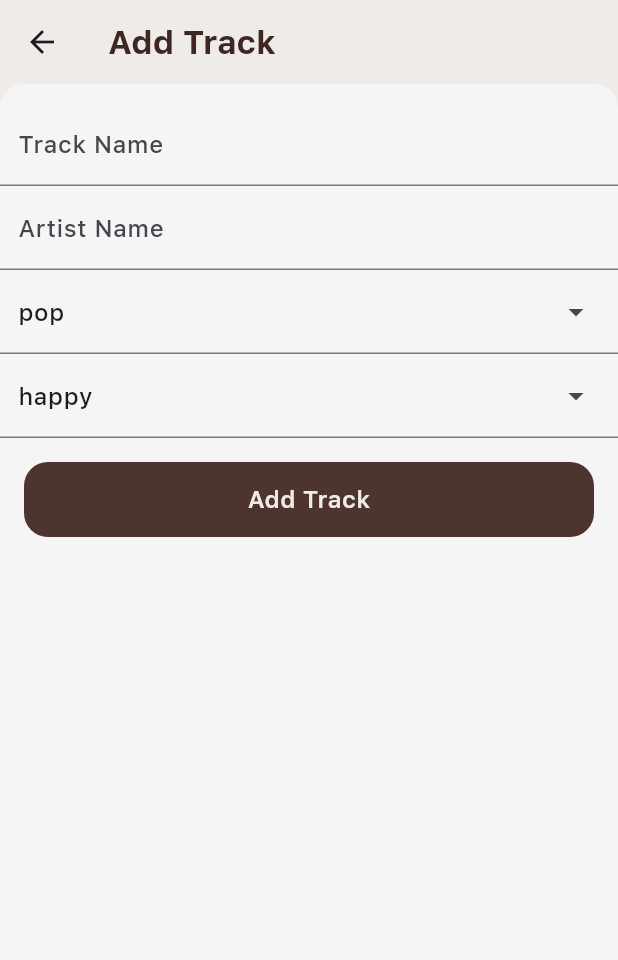
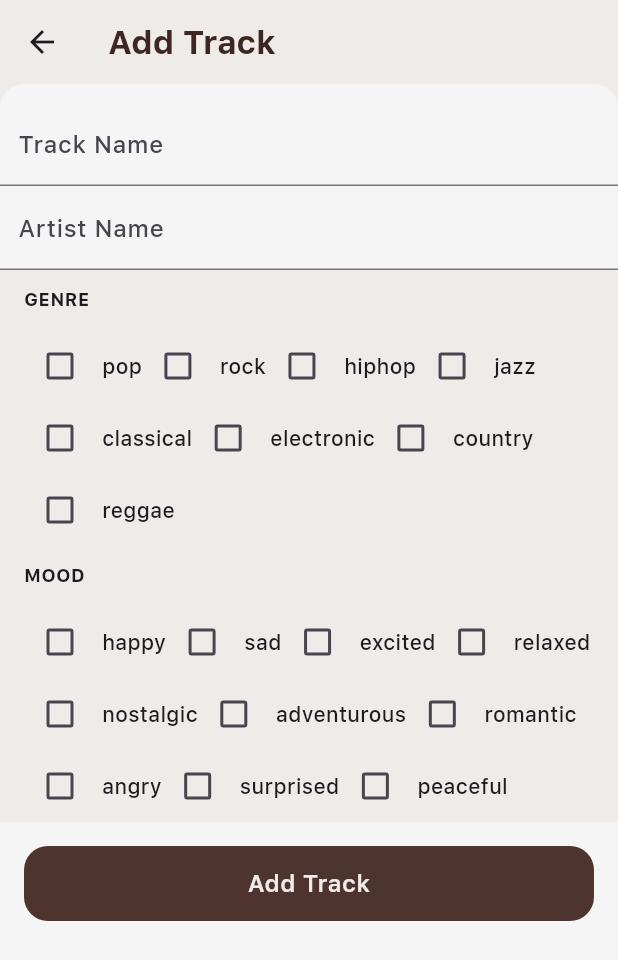
Before and after one commit to Ronak99/tuneinsta, a Flutter app: the AddTrackPage screen opened directly with empty values, on a phone screen of 412 x 824 dp. Shown: the top 960 px of the screen. Run offline on Flutter 3.47's test engine with Material 3 defaults, Android fonts, the phone set to English and light mode, and no system bars; our stand-ins replace bloc, cached_network_image, cloud_firestore, cloud_functions, easy_debounce, file_picker and 12 more; missing offline and left inert: appinio_social_share; accounts and stored records are empty; statements that could not run were skipped.

```diff
--- a/lib/models/song/Song.dart
+++ b/lib/models/song/Song.dart
@@ -14,8 +14,8 @@ class Song with _$Song {
     @JsonKey(name: "artist_name") required String artistName,
     required String image,
     @JsonKey(name: "preview_url") required String previewUrl,
-    required Mood mood,
-    required Genre genre,
+    required List<Mood> mood,
+    required List<Genre> genre,
     @JsonKey(name: "added_on") required int addedOn,
   }) = _Song;
   factory Song.fromJson(Map<String, dynamic> json) => _$SongFromJson(json);
--- a/lib/ui/add/master.dart
+++ b/lib/ui/add/master.dart
@@ -1,6 +1,7 @@
 import 'package:app/models/song/Song.dart';
 import 'package:app/route_generator.dart';
 import 'package:app/services/db_service.dart';
+import 'package:app/ui/add/widgets/custom_selector.dart';
 import 'package:app/ui/widgets/custom_scaffold.dart';
 import 'package:app/utils/enums.dart';
 import 'package:app/utils/routes.dart';
@@ -24,8 +25,12 @@ class AddTrackPage extends StatefulWidget {
 }
 
 class _AddTrackPageState extends State<AddTrackPage> {
-  late Mood mood;
-  late Genre genre;
+  late List<Mood> moodList;
+  late List<Genre> genreList;
+
+  late Mood selectedMood;
+  late Genre selectedGenre;
+
   late String title;
   late String artistName;
 
@@ -37,8 +42,12 @@ class _AddTrackPageState extends State<AddTrackPage> {
   void initState() {
     super.initState();
 
-    mood = widget.addTrackPageParams.song.mood;
-    genre = widget.addTrackPageParams.song.genre;
+    moodList = List.from(widget.addTrackPageParams.song.mood);
+    selectedMood = widget.addTrackPageParams.song.mood.first;
+
+    genreList = List.from(widget.addTrackPageParams.song.genre);
+    selectedGenre = widget.addTrackPageParams.song.genre.first;
+
     title = widget.addTrackPageParams.song.title;
     artistName = widget.addTrackPageParams.song.artistName;
   }
@@ -71,38 +80,37 @@ class _AddTrackPageState extends State<AddTrackPage> {
                   hintText: "Artist Name",
                 ),
               ),
-              DropdownMenu<Genre>(
-                width: MediaQuery.of(context).size.width,
-                initialSelection: genre,
-                dropdownMenuEntries:
-                    Genre.values.map<DropdownMenuEntry<Genre>>((Genre value) {
-                  return DropdownMenuEntry<Genre>(
-                    value: value,
-                    label: value.name,
-                    // child: Text(value.toString().split('.').last.toUpperCase()),
-                  );
-                }).toList(),
-                onSelected: (Genre? selectedGenre) {
+              CustomSelector<Genre>(
+                allItems: Genre.values,
+                label: 'GENRE',
+                onAdd: (genre)  {
                   setState(() {
-                    genre = selectedGenre!;
+                    genreList.add(genre);
                   });
                 },
-              ),
-              DropdownMenu<Mood>(
-                width: double.infinity,
-                initialSelection: mood,
-                dropdownMenuEntries:
-                    Mood.values.map<DropdownMenuEntry<Mood>>((Mood value) {
-                  return DropdownMenuEntry<Mood>(
-                    value: value,
-                    label: value.name,
-                  );
-                }).toList(),
-                onSelected: (Mood? selectedMood) {
+                onRemove: (genre) {
                   setState(() {
-                    mood = selectedMood!;
+                    genreList.remove(genre);
                   });
                 },
+                selectedItems: genreList,
+                getLabel: (genre) => genre.name,
+              ),
+              CustomSelector<Mood>(
+                allItems: Mood.values,
+                selectedItems: moodList,
+                label: 'MOOD',
+                onAdd: (mood)  {
+                  setState(() {
+                    moodList.add(mood);
+                  });
+                },
+                onRemove: (mood) {
+                  setState(() {
+                    moodList.remove(mood);
+                  });
+                },
+                getLabel: (mood) => mood.name,
               ),
               const SizedBox(height: 16),
               Padding(
@@ -119,8 +127,8 @@ class _AddTrackPageState extends State<AddTrackPage> {
                     final song = widget.addTrackPageParams.song.copyWith(
                       addedOn: DateTime.now().millisecondsSinceEpoch,
                       artistName: artistName,
-                      genre: genre,
-                      mood: mood,
+                      genre: genreList,
+                      mood: moodList,
                       title: title,
                     );
 
--- /dev/null
+++ b/lib/ui/add/widgets/custom_selector.dart
@@ -0,0 +1,65 @@
+import 'package:flutter/material.dart';
+
+class CustomSelector<T> extends StatelessWidget {
+  final String label;
+  final List<T> selectedItems;
+  final List<T> allItems;
+  final String Function(T item) getLabel;
+  final void Function(T item) onAdd;
+  final void Function(T item) onRemove;
+
+  const CustomSelector({
+    super.key,
+    required this.label,
+    required this.selectedItems,
+    required this.allItems,
+    required this.getLabel,
+    required this.onAdd,
+    required this.onRemove,
+  });
+
+  @override
+  Widget build(BuildContext context) {
+    return Container(
+      decoration: BoxDecoration(
+        color: Colors.brown.shade50,
+      ),
+      width: double.infinity,
+      padding: const EdgeInsets.symmetric(horizontal: 16),
+      child: Column(
+        crossAxisAlignment: CrossAxisAlignment.start,
+        children: [
+          const SizedBox(height: 12),
+           Text(
+              label,
+              style: Theme.of(context).textTheme.bodySmall!.copyWith(
+                    fontWeight: FontWeight.w700,
+                  ),
+            ),
+          const SizedBox(height: 12),
+          Wrap(
+            children: allItems.map((item) {
+              return Row(
+                mainAxisSize: MainAxisSize.min,
+                children: [
+                  Checkbox(
+                    value: selectedItems.contains(item),
+                    onChanged: (isSelected) {
+                      if(isSelected!) {
+                        onAdd(item);
+                      } else {
+                        onRemove(item);
+                      }
+                    },
+                  ),
+                  const SizedBox(width: 4),
+                  Text(getLabel(item)),
+                ],
+              );
+            }).toList(),
+          ),
+        ],
+      ),
+    );
+  }
+}
--- a/lib/ui/image/widgets/audio_player_view.dart
+++ b/lib/ui/image/widgets/audio_player_view.dart
@@ -108,7 +108,7 @@ class _AudioPlayerViewState extends State<AudioPlayerView> {
                 ),
                 overflow: TextOverflow.ellipsis,
               ),
-              const SizedBox(height: 4),
+              const SizedBox(height: 2),
               Text(
                 widget.song.artistName,
                 style: const TextStyle(
@@ -116,6 +116,8 @@ class _AudioPlayerViewState extends State<AudioPlayerView> {
                   fontSize: 12,
                   fontWeight: FontWeight.w400,
                 ),
+                maxLines: 1,
+                overflow: TextOverflow.ellipsis,
               ),
               const SizedBox(height: 8),
             ],
--- a/lib/ui/search/master.dart
+++ b/lib/ui/search/master.dart
@@ -52,10 +52,7 @@ class SearchTrackPage extends StatelessWidget {
               return AudioPlayerListTile(
                 audioPlayerListTileProps: audioPlayerNotifier,
                 song: song,
-                onTap: () => context.push(
-                  Routes.ADD_TRACK.value,
-                  extra: AddTrackPageParams(song),
-                ),
+
               );
             },
           );
--- a/lib/ui/search/search_cubit.dart
+++ b/lib/ui/search/search_cubit.dart
@@ -32,8 +32,8 @@ class SearchCubit extends Cubit<SearchState> {
               artistName: track.artistName,
               image: track.artworkUrl100,
               previewUrl: track.previewUrl,
-              genre: Genre.classical,
-              mood: Mood.adventurous,
+              genre: [Genre.classical],
+              mood: [Mood.adventurous],
               addedOn: DateTime.now().millisecondsSinceEpoch,
             ),
           )
--- a/lib/ui/view/master.dart
+++ b/lib/ui/view/master.dart
@@ -51,7 +51,6 @@ class ViewAllTracks extends StatelessWidget {
                   return AudioPlayerListTile(
                     audioPlayerListTileProps: audioPlayerNotifier,
                     song: song,
-                    onTap: () => {},
                     trailing: IconButton(
                       onPressed: () {
                         Get.find<DbService>().deleteSong(song.id);
--- a/lib/ui/widgets/custom_scaffold.dart
+++ b/lib/ui/widgets/custom_scaffold.dart
@@ -7,6 +7,7 @@ class CustomScaffold extends StatelessWidget {
   final Widget body;
   final PreferredSizeWidget? bottom;
   final List<Widget> actions;
+  final VoidCallback? onTitleTap;
 
   const CustomScaffold({
     super.key,
@@ -16,6 +17,7 @@ class CustomScaffold extends StatelessWidget {
     this.bottom,
     this.actions = const [],
     required this.body,
+    this.onTitleTap,
   });
 
   @override
@@ -24,11 +26,14 @@ class CustomScaffold extends StatelessWidget {
       backgroundColor: Colors.brown.shade50,
       floatingActionButton: fab,
       appBar: AppBar(
-        title: Text(
-          title,
-          style: TextStyle(
-            color: Colors.brown.shade900,
-            fontWeight: FontWeight.w700,
+        title: GestureDetector(
+          onTap: onTitleTap,
+          child: Text(
+            title,
+            style: TextStyle(
+              color: Colors.brown.shade900,
+              fontWeight: FontWeight.w700,
+            ),
           ),
         ),
         actions: actions,
```
Also changed, not shown: lib/services/db_service.dart (+20 -2 lines), lib/ui/home/master.dart (+48 -4 lines), lib/ui/search/widgets/audio_player_list_tile.dart (+11 -10 lines), firebase.json, lib/models/song/Song.freezed.dart, lib/models/song/Song.g.dart.
